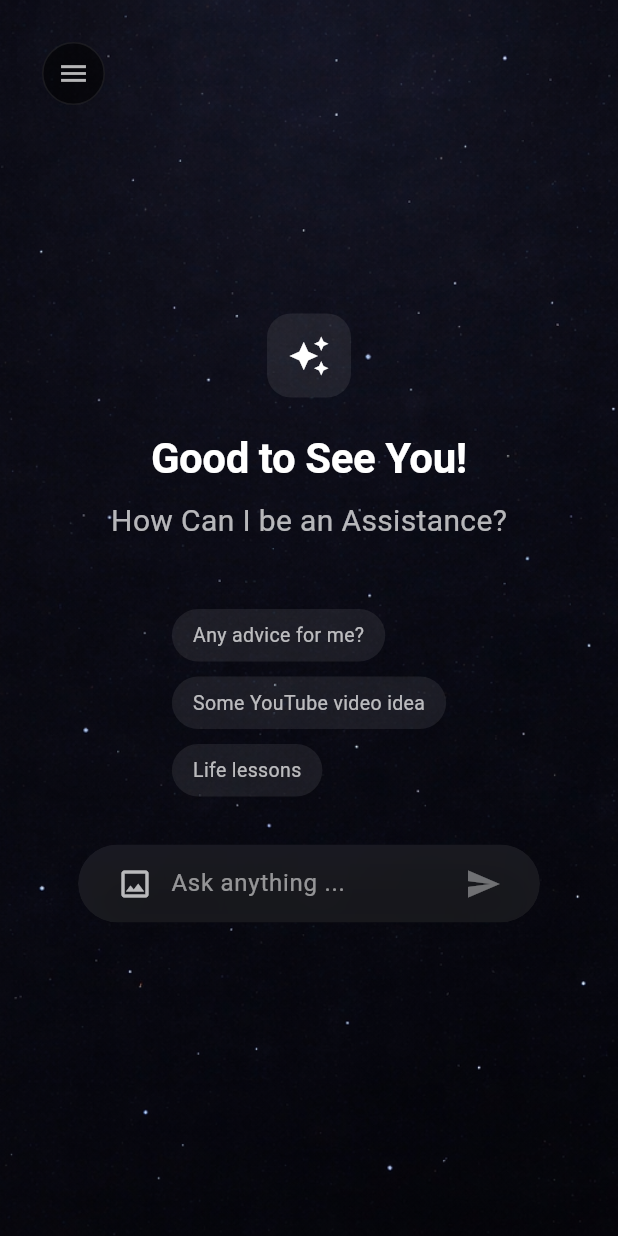
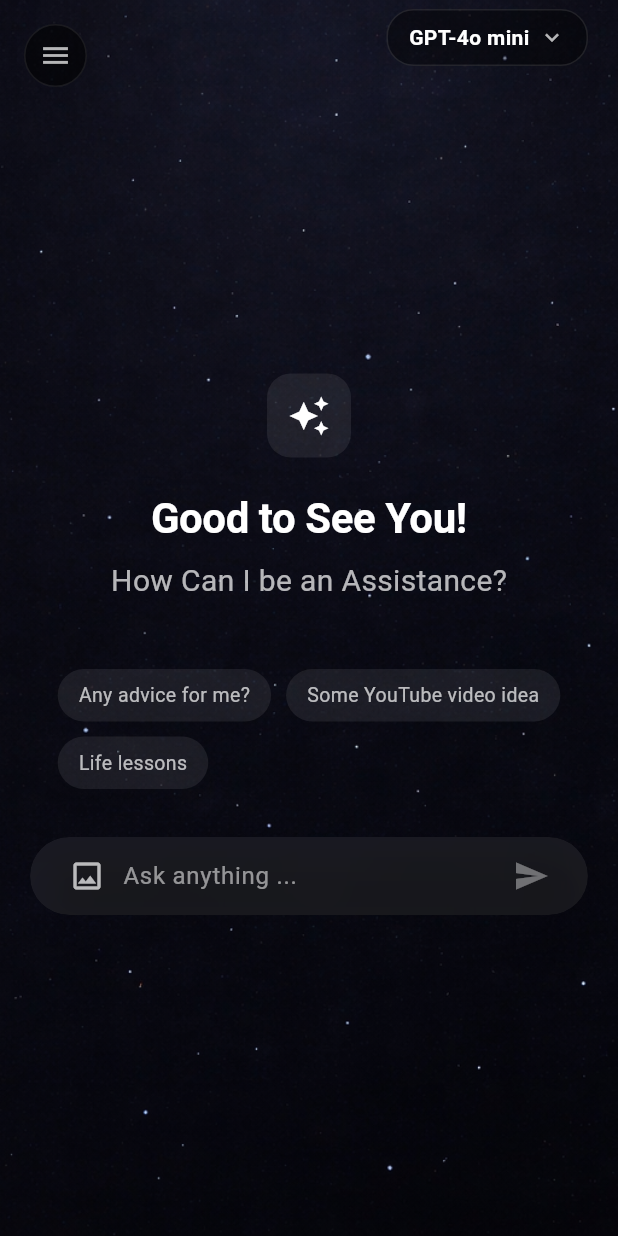
Before and after one commit to MohamedIrfanN/multi_model_chatbot, a Flutter app: the screen it shows after launch, on a phone screen of 412 x 824 dp. Run offline on Flutter 3.47's test engine with Material 3 defaults, Android fonts, the phone set to English and light mode, and no system bars; our stand-ins replace dio, file_picker, flutter_markdown_plus, get; network calls fail.

Commit message:
Added model selector

```diff
--- /dev/null
+++ b/lib/screens/chat/models/chat_model.dart
@@ -0,0 +1,29 @@
+enum ChatModel {
+  gpt4oMini,
+  gpt4o,
+  gpt41,
+}
+
+extension ChatModelX on ChatModel {
+  String get label {
+    switch (this) {
+      case ChatModel.gpt4oMini:
+        return 'GPT-4o mini';
+      case ChatModel.gpt4o:
+        return 'GPT-4o';
+      case ChatModel.gpt41:
+        return 'GPT-4.1';
+    }
+  }
+
+  String get apiName {
+    switch (this) {
+      case ChatModel.gpt4oMini:
+        return 'gpt-4o-mini';
+      case ChatModel.gpt4o:
+        return 'gpt-4o';
+      case ChatModel.gpt41:
+        return 'gpt-4.1';
+    }
+  }
+}
--- a/lib/screens/chat/services/chat_api_service.dart
+++ b/lib/screens/chat/services/chat_api_service.dart
@@ -47,10 +47,11 @@ class ChatApiService {
   Stream<String> streamMessage({
     required String sessionId,
     required String message,
+    required String model,
   }) async* {
     final response = await _streamDio.post<ResponseBody>(
       '/chat',
-      data: {'session_id': sessionId, 'message': message},
+      data: {'session_id': sessionId, 'message': message, 'model': model},
     );
 
     final byteStream = response.data!.stream;
@@ -67,6 +68,7 @@ class ChatApiService {
     required String sessionId,
     required File imageFile,
     String? text,
+    required String model,
   }) async* {
     final formData = FormData.fromMap({
       'session_id': sessionId,
@@ -75,6 +77,7 @@ class ChatApiService {
         imageFile.path,
         filename: imageFile.path.split('/').last,
       ),
+      'model': model,
     });
 
     final response = await _streamDio.post<ResponseBody>(
--- a/lib/screens/chat/view/chats_view.dart
+++ b/lib/screens/chat/view/chats_view.dart
@@ -1,5 +1,6 @@
 import 'package:flutter/material.dart';
 import 'package:get/get.dart';
+import 'package:multimodel_chatbot/screens/chat/widgets/chat_header.dart';
 
 import '../controller/chat_controller.dart';
 import '../widgets/chat_input_bar.dart';
@@ -19,30 +20,14 @@ class ChatScreenView extends GetView<ChatController> {
           Positioned.fill(
             child: Image.asset('assets/images/starshd.png', fit: BoxFit.cover),
           ),
-          // Positioned.fill(
-          //   child: Container(
-          //     color: Colors.black.withOpacity(0.55),
-          //   ),
-          // ),
-          SafeArea(
-            child: LayoutBuilder(
+          LayoutBuilder(
             builder: (context, constraints) {
               final isCompact = constraints.maxWidth < 900;
               controller.setCompactMode(isCompact);
               const double compactDrawerWidth = 280.0;
 
               Widget chatSurface = Container(
-                  padding: const EdgeInsets.symmetric(
-                    horizontal: 32,
-                    vertical: 36,
-                  ),
-                  // decoration: BoxDecoration(
-                  //   color: Colors.black.withOpacity(0.32),
-                  //   borderRadius: BorderRadius.circular(36),
-                  //   border: Border.all(
-                  //     color: Colors.white.withOpacity(0.04),
-                  //   ),
-                  // ),
+                padding: const EdgeInsets.only(bottom: 15, left: 12, right: 12),
                 child: Obx(() {
                   final hasMessages = controller.messages.isNotEmpty;
                   return AnimatedSwitcher(
@@ -56,30 +41,24 @@ class ChatScreenView extends GetView<ChatController> {
                 }),
               );
 
-                return Padding(
-                  padding: const EdgeInsets.symmetric(
-                    horizontal: 12,
-                    vertical: 12,
-                  ),
-                  child: Center(
+              return Center(
                 child: ConstrainedBox(
                   constraints: const BoxConstraints(maxWidth: 1380),
                   child: SizedBox(
                     width: double.infinity,
                     child: isCompact
                         ? Obx(() {
-                                final isOpen =
-                                    controller.isSidebarOpen.value;
-                                final double chatOffset =
-                                    isOpen ? compactDrawerWidth : 0;
+                            final isOpen = controller.isSidebarOpen.value;
+                            final double chatOffset = isOpen
+                                ? compactDrawerWidth
+                                : 0;
 
                             return Stack(
                               clipBehavior: Clip.none,
                               children: [
                                 ClipRect(
                                   child: AnimatedContainer(
-                                        duration:
-                                            const Duration(milliseconds: 260),
+                                    duration: const Duration(milliseconds: 260),
                                     curve: Curves.easeOutCubic,
                                     transform: Matrix4.translationValues(
                                       chatOffset,
@@ -95,15 +74,11 @@ class ChatScreenView extends GetView<ChatController> {
                                   ),
                                 ),
                                 AnimatedPositioned(
-                                      duration: const Duration(
-                                        milliseconds: 260,
-                                      ),
+                                  duration: const Duration(milliseconds: 260),
                                   curve: Curves.easeOutCubic,
                                   top: 0,
                                   bottom: 0,
-                                      left: isOpen
-                                          ? 0
-                                          : -compactDrawerWidth - 32,
+                                  left: isOpen ? 0 : -compactDrawerWidth - 32,
                                   child: SizedBox(
                                     width: compactDrawerWidth,
                                     child: const ChatSidebar(),
@@ -116,13 +91,10 @@ class ChatScreenView extends GetView<ChatController> {
                             crossAxisAlignment: CrossAxisAlignment.start,
                             children: [
                               Obx(() {
-                                    final isOpen =
-                                        controller.isSidebarOpen.value;
+                                final isOpen = controller.isSidebarOpen.value;
 
                                 return AnimatedContainer(
-                                      duration: const Duration(
-                                        milliseconds: 260,
-                                      ),
+                                  duration: const Duration(milliseconds: 260),
                                   curve: Curves.easeOutCubic,
                                   width: isOpen ? 280 : 0,
                                   child: ClipRect(
@@ -149,10 +121,8 @@ class ChatScreenView extends GetView<ChatController> {
                           ),
                   ),
                 ),
-                  ),
               );
             },
-            ),
           ),
         ],
       ),
@@ -176,15 +146,9 @@ class ChatScreenView extends GetView<ChatController> {
             decoration: BoxDecoration(
               color: Colors.black.withOpacity(0.55),
               shape: BoxShape.circle,
-              border: Border.all(
-                color: Colors.white.withOpacity(0.08),
+              border: Border.all(color: Colors.white.withOpacity(0.08)),
             ),
-            ),
-            child: const Icon(
-              Icons.menu,
-              color: Colors.white70,
-              size: 22,
-            ),
+            child: const Icon(Icons.menu, color: Colors.white70, size: 22),
           ),
         ),
       );
@@ -197,7 +161,21 @@ class _ChatLanding extends StatelessWidget {
 
   @override
   Widget build(BuildContext context) {
-    return Column(
+    return Scaffold(
+      appBar: AppBar(
+        backgroundColor: Colors.transparent,
+        elevation: 0,
+        toolbarHeight: 50,
+        surfaceTintColor: Colors.transparent,
+        actions: [
+          Row(
+            mainAxisAlignment: MainAxisAlignment.end,
+            children: [ChatHeader()],
+          ),
+        ],
+      ),
+      backgroundColor: Colors.transparent,
+      body: Column(
         key: const ValueKey('landing'),
         mainAxisAlignment: MainAxisAlignment.center,
         children: const [
@@ -207,6 +185,7 @@ class _ChatLanding extends StatelessWidget {
           SizedBox(height: 32),
           ChatInputBar(),
         ],
+      ),
     );
   }
 }
@@ -216,13 +195,28 @@ class _ChatConversation extends StatelessWidget {
 
   @override
   Widget build(BuildContext context) {
-    return Column(
+    return Scaffold(
+      appBar: AppBar(
+        backgroundColor: Colors.transparent,
+        elevation: 0,
+        toolbarHeight: 50,
+        surfaceTintColor: Colors.transparent,
+        actions: [
+          Row(
+            mainAxisAlignment: MainAxisAlignment.end,
+            children: [ChatHeader()],
+          ),
+        ],
+      ),
+      backgroundColor: Colors.transparent,
+      body: Column(
         key: const ValueKey('chat'),
         children: const [
           Expanded(child: ChatMessageList()),
           SizedBox(height: 28),
           ChatInputBar(),
         ],
+      ),
     );
   }
 }
--- /dev/null
+++ b/lib/screens/chat/widgets/chat_header.dart
@@ -0,0 +1,16 @@
+import 'package:flutter/material.dart';
+import 'package:get/get.dart';
+import '../controller/chat_controller.dart';
+import 'model_selector/model_selector_button.dart';
+
+class ChatHeader extends GetView<ChatController> {
+  const ChatHeader({super.key});
+
+  @override
+  Widget build(BuildContext context) {
+    return Padding(
+      padding: const EdgeInsets.only(right: 8), // small separation
+      child: ModelSelectorButton(),
+    );
+  }
+}
--- /dev/null
+++ b/lib/screens/chat/widgets/model_selector/model_selector_button.dart
@@ -0,0 +1,51 @@
+import 'package:flutter/material.dart';
+import 'package:get/get.dart';
+import '../../controller/chat_controller.dart';
+import '../../models/chat_model.dart';
+import 'model_picker_sheet.dart';
+
+class ModelSelectorButton extends GetView<ChatController> {
+  const ModelSelectorButton({super.key});
+
+  @override
+  Widget build(BuildContext context) {
+    return Obx(() {
+      final model = controller.selectedModel.value;
+
+      return GestureDetector(
+        onTap: () => _openPicker(context),
+        child: Container(
+          constraints: const BoxConstraints(minHeight: 36),
+          padding: const EdgeInsets.symmetric(horizontal: 14, vertical: 8),
+          decoration: BoxDecoration(
+            color: Colors.black.withOpacity(0.4),
+            borderRadius: BorderRadius.circular(18),
+            border: Border.all(color: Colors.white.withOpacity(0.1)),
+          ),
+          child: Row(
+            mainAxisSize: MainAxisSize.min,
+            children: [
+              Text(
+                model.label,
+                style: const TextStyle(
+                  color: Colors.white,
+                  fontWeight: FontWeight.w600,
+                ),
+              ),
+              const SizedBox(width: 6),
+              const Icon(Icons.expand_more, size: 18, color: Colors.white70),
+            ],
+          ),
+        ),
+      );
+    });
+  }
+
+  void _openPicker(BuildContext context) {
+    showModalBottomSheet(
+      context: context,
+      backgroundColor: Colors.transparent,
+      builder: (_) => const ModelPickerSheet(),
+    );
+  }
+}
--- a/lib/screens/chat/widgets/sidebar/chat_sidebar.dart
+++ b/lib/screens/chat/widgets/sidebar/chat_sidebar.dart
@@ -11,6 +11,7 @@ class ChatSidebar extends GetView<ChatController> {
   @override
   Widget build(BuildContext context) {
     return Container(
+      margin: const EdgeInsets.symmetric(vertical: 10),
       constraints: const BoxConstraints(minWidth: 280),
       padding: const EdgeInsets.symmetric(horizontal: 20, vertical: 24),
       decoration: BoxDecoration(
```
Also changed, not shown: lib/screens/chat/controller/chat_controller.dart (+19 -6 lines), lib/screens/chat/widgets/chat_message_list.dart (+3 -12 lines), lib/screens/chat/widgets/model_selector/model_picker_sheet.dart (added, +51 -0 lines), 3 other files. Lines whose indentation alone changed are shown as unchanged.
